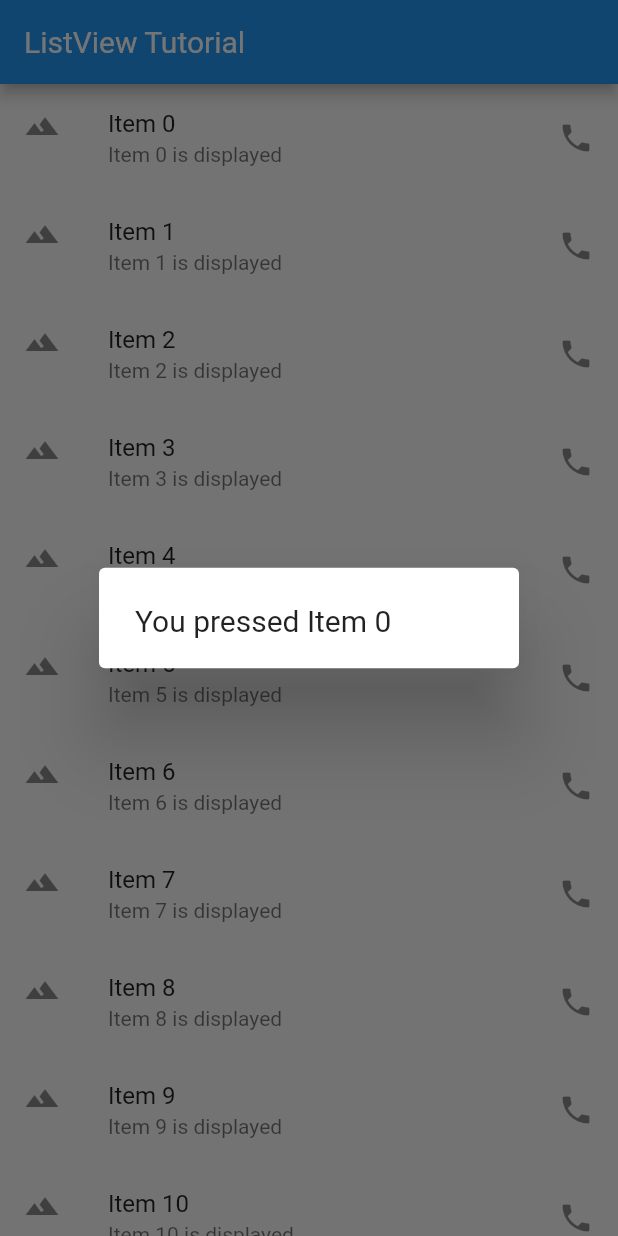
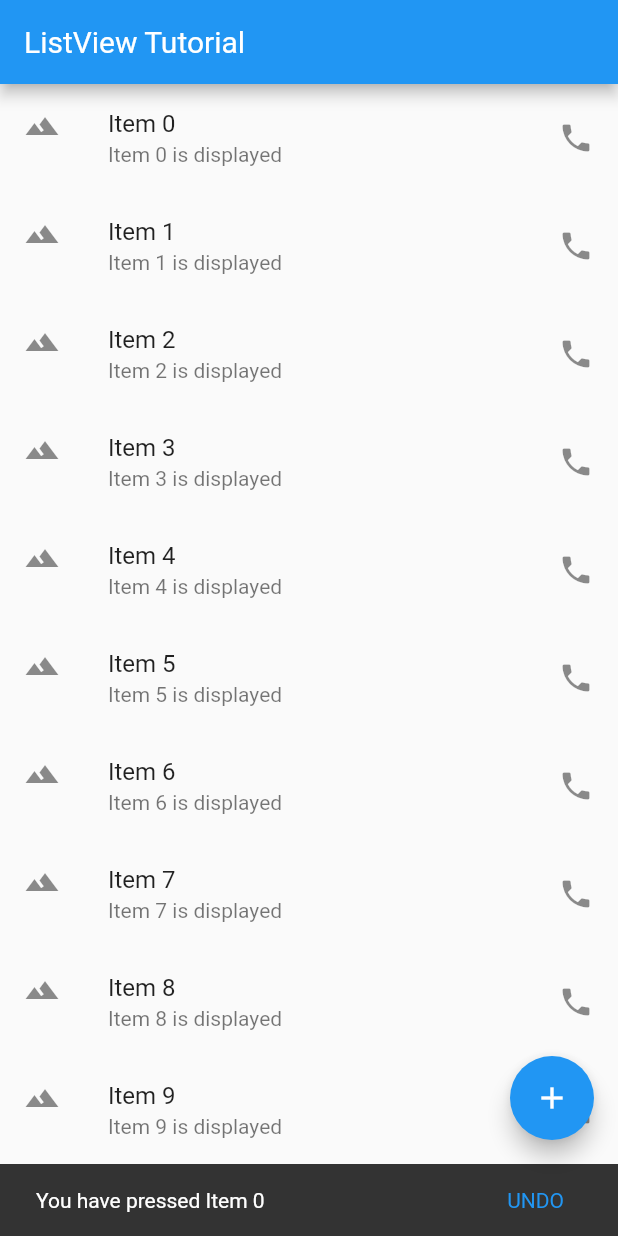
Before and after one commit to Haraprosad/flutter_app_building_learning, a Flutter app: the screen it shows after launch, after a tap on an icon or button, on a phone screen of 412 x 824 dp. Run offline on Flutter 3.47's test engine with Material 2 defaults, Android fonts, the phone set to English and light mode, and no system bars.

Commit message:
10)FloatingActionButton and Snackbar

```diff
--- a/lib/main.dart
+++ b/lib/main.dart
@@ -7,6 +7,13 @@ void main(){
       home: Scaffold(
         appBar: AppBar(title: Text("ListView Tutorial")),
         body: getListView(),
+        floatingActionButton: FloatingActionButton(
+          child: Icon(Icons.add),
+          tooltip: "You pressed floating button.",
+          onPressed: (){
+            debugPrint("You have pressed floatingButton.");
+          },
+        ),
       ),
     )
   );
@@ -28,14 +35,24 @@ Widget getListView(){
       trailing: Icon(Icons.phone),
       subtitle: Text("${litem[index]} is displayed"),
       onTap: (){
-        var alertDialog = AlertDialog(
-          title: Text("You pressed ${litem[index]}"),
-        );
-      showDialog(context: context,builder: (BuildContext context){
-        return alertDialog;
-      });
+       showSnackBar(context,"${litem[index]}");
         },
     );
   });
   return listV;
 }
+
+//For showing snackbar
+
+void showSnackBar(BuildContext context,String a){
+  var msg = SnackBar(
+    content: Text("You have pressed $a"),
+    action: SnackBarAction(
+      label: "UNDO",
+      onPressed: (){
+        debugPrint("You are pressed dummy Undo.");
+      },
+    ),
+  );
+  Scaffold.of(context).showSnackBar(msg);
+}
```
